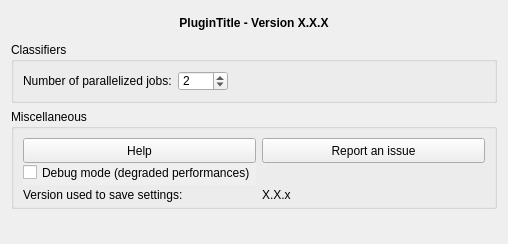
Old version of the form RoofClassify/gui/dlg_settings.ui in the repository DINFO-UniFI/RoofClassify.
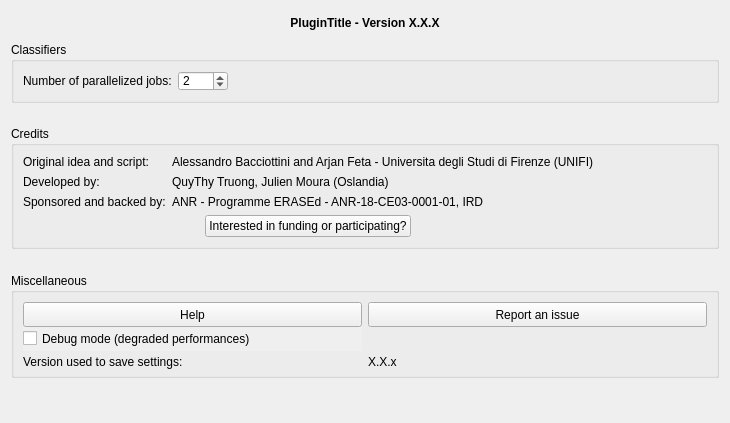
New version of the form. Icons and pictures are not drawn.

Commit message: Add credits section

```diff
--- a/RoofClassify/gui/dlg_settings.ui
+++ b/RoofClassify/gui/dlg_settings.ui
@@ -6,8 +6,8 @@
    <rect>
     <x>0</x>
     <y>0</y>
-    <width>508</width>
-    <height>244</height>
+    <width>730</width>
+    <height>423</height>
    </rect>
   </property>
   <property name="windowTitle">
@@ -101,6 +101,148 @@
      </layout>
     </widget>
    </item>
+   <item>
+    <spacer name="verticalSpacer_2">
+     <property name="orientation">
+      <enum>Qt::Vertical</enum>
+     </property>
+     <property name="sizeHint" stdset="0">
+      <size>
+       <width>20</width>
+       <height>40</height>
+      </size>
+     </property>
+    </spacer>
+   </item>
+   <item>
+    <widget class="QGroupBox" name="grp_credits">
+     <property name="title">
+      <string>Credits</string>
+     </property>
+     <layout class="QGridLayout" name="gridLayout_2">
+      <item row="2" column="0">
+       <widget class="QLabel" name="lbl_sponsors">
+        <property name="maximumSize">
+         <size>
+          <width>16777215</width>
+          <height>25</height>
+         </size>
+        </property>
+        <property name="text">
+         <string>Sponsored and backed by:</string>
+        </property>
+       </widget>
+      </item>
+      <item row="0" column="1">
+       <widget class="QLabel" name="lbl_concept_val">
+        <property name="maximumSize">
+         <size>
+          <width>16777215</width>
+          <height>25</height>
+         </size>
+        </property>
+        <property name="text">
+         <string notr="true">Alessandro Bacciottini and Arjan Feta - Universita degli Studi di Firenze (UNIFI)</string>
+        </property>
+       </widget>
+      </item>
+      <item row="2" column="1">
+       <widget class="QLabel" name="lbl_sponsors_val">
+        <property name="maximumSize">
+         <size>
+          <width>16777215</width>
+          <height>25</height>
+         </size>
+        </property>
+        <property name="text">
+         <string notr="true">ANR - Programme ERASEd - ANR-18-CE03-0001-01, IRD</string>
+        </property>
+       </widget>
+      </item>
+      <item row="1" column="1">
+       <widget class="QLabel" name="lbl_developers_val">
+        <property name="maximumSize">
+         <size>
+          <width>16777215</width>
+          <height>25</height>
+         </size>
+        </property>
+        <property name="text">
+         <string notr="true">QuyThy Truong, Julien Moura (Oslandia)</string>
+        </property>
+       </widget>
+      </item>
+      <item row="1" column="0">
+       <widget class="QLabel" name="lbl_developers">
+        <property name="maximumSize">
+         <size>
+          <width>16777215</width>
+          <height>25</height>
+         </size>
+        </property>
+        <property name="text">
+         <string>Developed by:</string>
+        </property>
+       </widget>
+      </item>
+      <item row="0" column="0">
+       <widget class="QLabel" name="lbl_concept">
+        <property name="maximumSize">
+         <size>
+          <width>16777215</width>
+          <height>25</height>
+         </size>
+        </property>
+        <property name="text">
+         <string>Original idea and script:</string>
+        </property>
+       </widget>
+      </item>
+      <item row="3" column="0" colspan="2" alignment="Qt::AlignHCenter">
+       <widget class="QPushButton" name="btn_credits">
+        <property name="maximumSize">
+         <size>
+          <width>500</width>
+          <height>30</height>
+         </size>
+        </property>
+        <property name="autoFillBackground">
+         <bool>true</bool>
+        </property>
+        <property name="text">
+         <string>Interested in funding or participating?</string>
+        </property>
+       </widget>
+      </item>
+      <item row="0" column="2" rowspan="4">
+       <spacer name="horizontalSpacer">
+        <property name="orientation">
+         <enum>Qt::Horizontal</enum>
+        </property>
+        <property name="sizeHint" stdset="0">
+         <size>
+          <width>40</width>
+          <height>20</height>
+         </size>
+        </property>
+       </spacer>
+      </item>
+     </layout>
+    </widget>
+   </item>
+   <item>
+    <spacer name="verticalSpacer_3">
+     <property name="orientation">
+      <enum>Qt::Vertical</enum>
+     </property>
+     <property name="sizeHint" stdset="0">
+      <size>
+       <width>20</width>
+       <height>40</height>
+      </size>
+     </property>
+    </spacer>
+   </item>
    <item>
     <widget class="QGroupBox" name="grp_misc">
      <property name="minimumSize">
```
